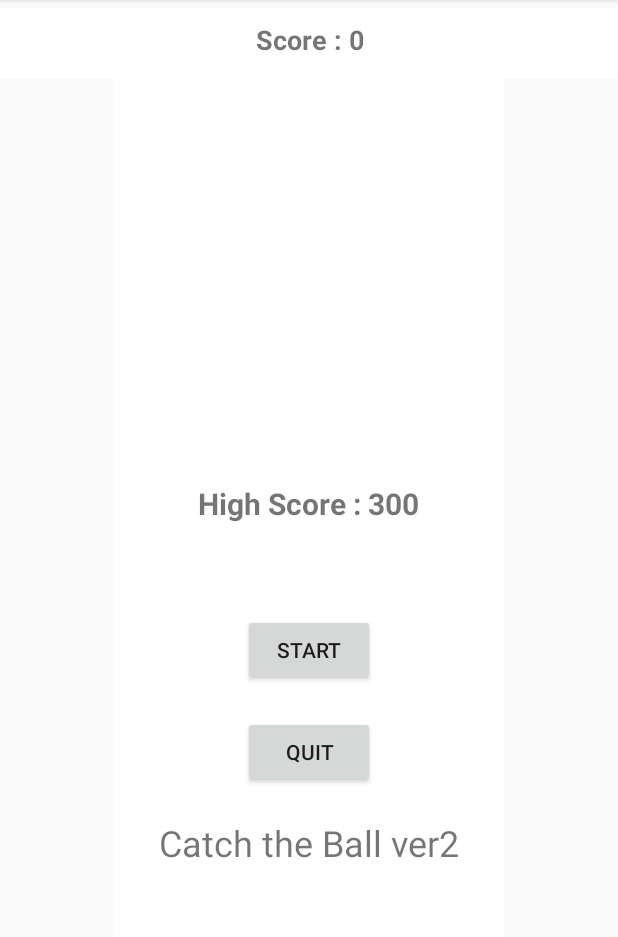
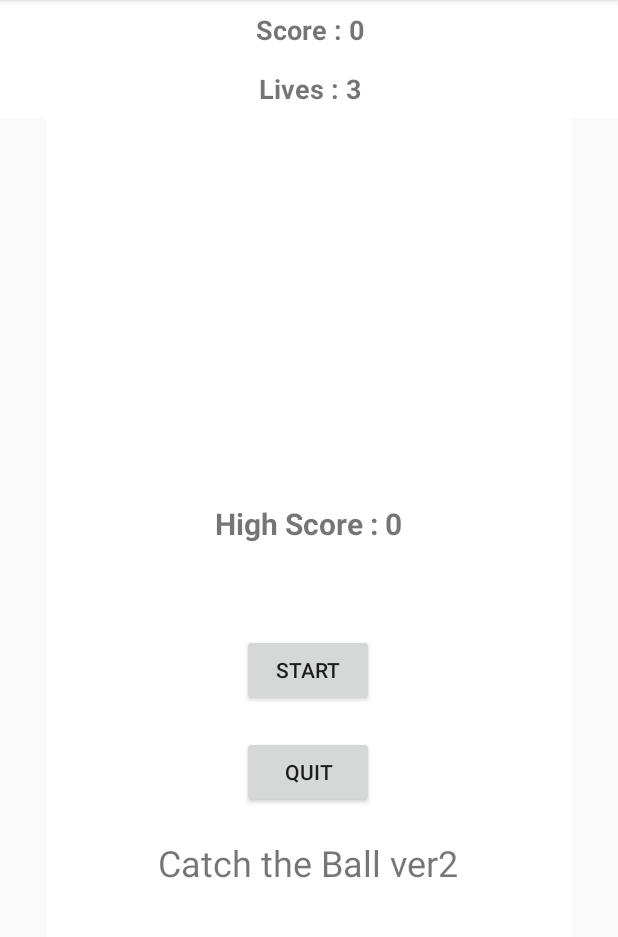
Before and after one commit to eduardpopa99/HackUPC2019, an Android app: the GameActivity screen opened directly, with no data from a screen before it, on a phone screen of 412 x 824 dp, the part 84-1021 px from its top. Run offline under Robolectric (Android 15) with nearby library versions, the phone set to English and light mode, and no system bars.

Commit message:
highscored arreglat vides implementades objectes de mida gran amplada de joc gran sense reduccio

```diff
--- a/app/src/main/java/com/example/vuelingame/GameActivity.java
+++ b/app/src/main/java/com/example/vuelingame/GameActivity.java
@@ -6,6 +6,7 @@ import android.graphics.drawable.Drawable;
 import android.os.Build;
 import android.os.Handler;
 import android.os.Bundle;
+import android.util.Log;
 import android.view.MotionEvent;
 import android.view.View;
 import android.view.ViewGroup;
@@ -42,8 +43,8 @@ public class GameActivity extends AppCompatActivity {
     private float pinkX, pinkY;
 
     // Score
-    private TextView scoreLabel, highScoreLabel;
-    private int score, highScore, timeCount;
+    private TextView scoreLabel, highScoreLabel, lifeLabel;
+    private int score, highScore, timeCount, vida;
     private SharedPreferences settings;
 
     // Class
@@ -68,6 +69,7 @@ public class GameActivity extends AppCompatActivity {
         orange = findViewById(R.id.orange);
         pink = findViewById(R.id.pink);
         scoreLabel = findViewById(R.id.scoreLabel);
+        lifeLabel = findViewById(R.id.lifeLabel);
         highScoreLabel = findViewById(R.id.highScoreLabel);
 
         imageBoxLeft = getResources().getDrawable(R.drawable.box_left);
@@ -75,8 +77,9 @@ public class GameActivity extends AppCompatActivity {
 
         // High Score
         settings = getSharedPreferences("GAME_DATA", Context.MODE_PRIVATE);
-        highScore = settings.getInt("HIGH_SCORE", 0);
-        //highScoreLabel.setText("High Score : " + highScore);
+        highScore = 0;
+        vida=3;
+        highScoreLabel.setText("High Score : 0");
     }
 
     public void changePos() {
@@ -118,11 +121,8 @@ public class GameActivity extends AppCompatActivity {
             if (hitCheck(pinkCenterX, pinkCenterY)) {
                 pinkY = frameHeight + 30;
                 score += 30;
-                // Change FrameWidth
-                if (initialFrameWidth > frameWidth * 110 / 100) {
-                    frameWidth = frameWidth * 110 / 100;
-                    changeFrameWidth(frameWidth);
-                }
+                vida++;
+
             }
 
             if (pinkY > frameHeight) pink_flg = false;
@@ -138,11 +138,9 @@ public class GameActivity extends AppCompatActivity {
 
         if (hitCheck(blackCenterX, blackCenterY)) {
             blackY = frameHeight + 100;
-
+            --vida;
             // Change FrameWidth
-            frameWidth = frameWidth * 80 / 100;
-            changeFrameWidth(frameWidth);
-            if (frameWidth <= boxSize) {
+            if (vida==0) {
                 gameOver();
             }
 
@@ -180,6 +178,7 @@ public class GameActivity extends AppCompatActivity {
         box.setX(boxX);
 
         scoreLabel.setText("Score : " + score);
+        lifeLabel.setText("Lifes : " + vida);
 
     }
 
@@ -191,11 +190,7 @@ public class GameActivity extends AppCompatActivity {
         return false;
     }
 
-    public void changeFrameWidth(int frameWidth) {
-        ViewGroup.LayoutParams params = gameFrame.getLayoutParams();
-        params.width = frameWidth;
-        gameFrame.setLayoutParams(params);
-    }
+
 
     public void gameOver() {
         // Stop timer.
@@ -210,22 +205,19 @@ public class GameActivity extends AppCompatActivity {
             e.printStackTrace();
         }
 
-        changeFrameWidth(initialFrameWidth);
-
         startLayout.setVisibility(View.VISIBLE);
         box.setVisibility(View.INVISIBLE);
         black.setVisibility(View.INVISIBLE);
         orange.setVisibility(View.INVISIBLE);
         pink.setVisibility(View.INVISIBLE);
 
+        Log.d("TAG", "gameOver: "+score +" "+highScore);
+
         // Update High Score
         if (score > highScore) {
             highScore = score;
             highScoreLabel.setText("High Score : " + highScore);
 
-            SharedPreferences.Editor editor = settings.edit();
-            editor.putInt("HIGH_SCORE", highScore);
-            editor.commit();
         }
     }
 
@@ -275,6 +267,7 @@ public class GameActivity extends AppCompatActivity {
 
         timeCount = 0;
         score = 0;
+        vida = 3;
         scoreLabel.setText("Score : 0");
 
 
--- a/app/src/main/res/layout/activity_game.xml
+++ b/app/src/main/res/layout/activity_game.xml
@@ -13,15 +13,27 @@
         android:layout_height="wrap_content"
         android:background="@android:color/white"
         android:gravity="center"
-        android:paddingVertical="14dp"
+        android:paddingVertical="7dp"
         android:text="Score : 0"
+        android:textSize="18sp"
+        android:textStyle="bold"
+        app:layout_constraintTop_toTopOf="parent" />
+
+    <TextView
+        android:id="@+id/lifeLabel"
+        android:layout_width="match_parent"
+        android:layout_height="wrap_content"
+        android:background="@android:color/white"
+        android:gravity="center"
+        android:paddingVertical="7dp"
+        android:text="Lives : 3"
         android:textSize="18sp"
         android:textStyle="bold"
         app:layout_constraintTop_toTopOf="parent" />
 
     <FrameLayout
         android:id="@+id/gameFrame"
-        android:layout_width="260dp"
+        android:layout_width="350dp"
         android:layout_height="match_parent"
         android:layout_gravity="center_horizontal"
         android:background="@android:color/white"
@@ -31,30 +43,30 @@
 
         <ImageView
             android:id="@+id/box"
-            android:layout_width="44dp"
-            android:layout_height="44dp"
+            android:layout_width="60dp"
+            android:layout_height="60dp"
             android:layout_gravity="bottom"
             android:src="@drawable/box_right"
             android:visibility="invisible" />
 
         <ImageView
             android:id="@+id/black"
-            android:layout_width="40dp"
-            android:layout_height="40dp"
+            android:layout_width="50dp"
+            android:layout_height="50dp"
             android:src="@drawable/black"
             android:visibility="invisible" />
 
         <ImageView
             android:id="@+id/orange"
-            android:layout_width="24dp"
-            android:layout_height="24dp"
+            android:layout_width="50dp"
+            android:layout_height="50dp"
             android:src="@drawable/orange"
             android:visibility="invisible" />
 
         <ImageView
             android:id="@+id/pink"
-            android:layout_width="20dp"
-            android:layout_height="20dp"
+            android:layout_width="50dp"
+            android:layout_height="50dp"
             android:src="@drawable/pink"
             android:visibility="invisible" />
 
@@ -71,9 +83,10 @@
                 android:layout_width="wrap_content"
                 android:layout_height="wrap_content"
                 android:layout_marginTop="80dp"
-                android:text="High Score : 300"
+                android:text="High Score : 0"
                 android:textSize="20sp"
                 android:textStyle="bold" />
+
 
             <Button
                 android:layout_width="wrap_content"
```
